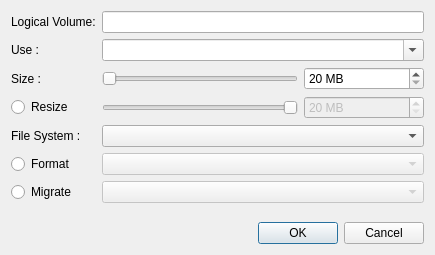
This is yali/gui/Ui/logicalvolume.ui in dadas45li/yali as Qt 5 draws it before an edit. The edited form follows.
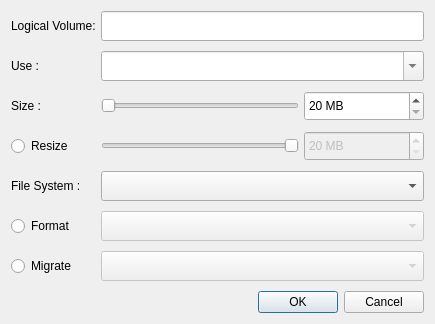
This is the edited form.

Diff of the .ui file:
```diff
--- a/yali/gui/Ui/logicalvolume.ui
+++ b/yali/gui/Ui/logicalvolume.ui
@@ -7,10 +7,16 @@
     <x>0</x>
     <y>0</y>
     <width>435</width>
-    <height>255</height>
+    <height>323</height>
    </rect>
   </property>
   <layout class="QGridLayout" name="gridLayout">
+   <property name="horizontalSpacing">
+    <number>5</number>
+   </property>
+   <property name="verticalSpacing">
+    <number>10</number>
+   </property>
    <item row="0" column="0">
     <widget class="QLabel" name="label">
      <property name="text">
@@ -19,7 +25,14 @@
     </widget>
    </item>
    <item row="0" column="1" colspan="2">
-    <widget class="QLineEdit" name="name"/>
+    <widget class="QLineEdit" name="name">
+     <property name="minimumSize">
+      <size>
+       <width>0</width>
+       <height>30</height>
+      </size>
+     </property>
+    </widget>
    </item>
    <item row="1" column="0">
     <widget class="QLabel" name="label_2">
@@ -36,9 +49,12 @@
      <property name="minimumSize">
       <size>
        <width>300</width>
-       <height>0</height>
+       <height>30</height>
       </size>
      </property>
+     <property name="styleSheet">
+      <string notr="true">	color: #333333;  </string>
+     </property>
      <property name="editable">
       <bool>true</bool>
      </property>
@@ -80,7 +96,7 @@
      <property name="minimumSize">
       <size>
        <width>120</width>
-       <height>0</height>
+       <height>30</height>
       </size>
      </property>
      <property name="suffix">
@@ -137,7 +153,7 @@
      <property name="minimumSize">
       <size>
        <width>120</width>
-       <height>0</height>
+       <height>30</height>
       </size>
      </property>
      <property name="suffix">
@@ -168,7 +184,14 @@
     </widget>
    </item>
    <item row="4" column="1" colspan="2">
-    <widget class="QComboBox" name="filesystemMenu"/>
+    <widget class="QComboBox" name="filesystemMenu">
+     <property name="minimumSize">
+      <size>
+       <width>0</width>
+       <height>30</height>
+      </size>
+     </property>
+    </widget>
    </item>
    <item row="5" column="0">
     <widget class="QRadioButton" name="formatRadio">
@@ -182,6 +205,12 @@
      <property name="enabled">
       <bool>false</bool>
      </property>
+     <property name="minimumSize">
+      <size>
+       <width>0</width>
+       <height>30</height>
+      </size>
+     </property>
     </widget>
    </item>
    <item row="6" column="0">
@@ -196,6 +225,12 @@
      <property name="enabled">
       <bool>false</bool>
      </property>
+     <property name="minimumSize">
+      <size>
+       <width>0</width>
+       <height>30</height>
+      </size>
+     </property>
     </widget>
    </item>
    <item row="7" column="0" colspan="3">
```
